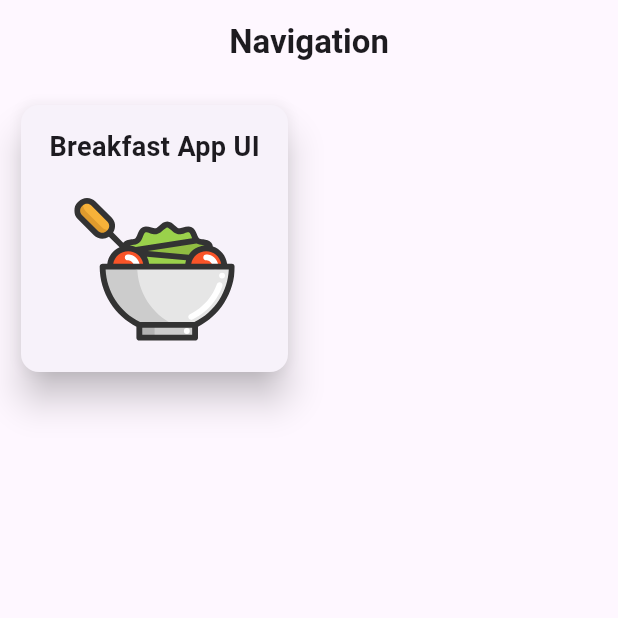
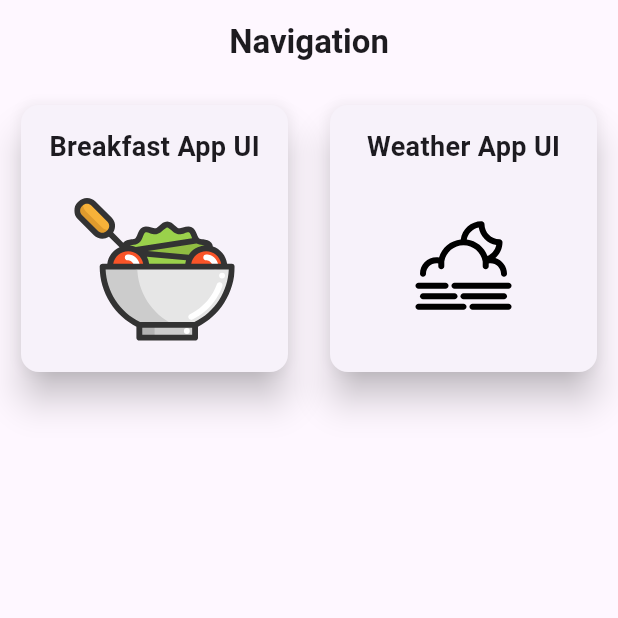
Before and after one commit to NotHLee/flutter_learning_app, a Flutter app: the HomePage screen opened by its route, after a tap on an icon or button, on a phone screen of 412 x 824 dp, the top half of it. Run offline on Flutter 3.47's test engine with Material 3 defaults, Android fonts, the phone set to English and light mode, and no system bars; our stand-ins replace flutter_svg.

```diff
--- a/assets/navigation_routes.json
+++ b/assets/navigation_routes.json
@@ -4,6 +4,11 @@
             "name": "Breakfast App UI",
             "iconPath": "assets/icons/salad.svg",
             "navigationRoute": "/homepage"
+        },
+        {
+            "name": "Weather App UI",
+            "iconPath": "assets/icons/weather.svg",
+            "navigationRoute" : "/weather"
         }
     ]
 }
--- a/lib/main.dart
+++ b/lib/main.dart
@@ -1,5 +1,6 @@
 import 'package:flutter/material.dart';
 import 'package:flutter_todo_list_app/pages/navigation.dart';
+import 'package:flutter_todo_list_app/pages/weather.dart';
 import 'package:flutter_todo_list_app/providers/diet_provider.dart';
 import 'package:flutter_todo_list_app/providers/navigation_provider.dart';
 import 'package:provider/provider.dart';
@@ -29,6 +30,7 @@ class MyApp extends StatelessWidget {
       routes: {
         '/navigation': (context) => NavigationPage(),
         '/homepage': (context) => HomePage(),
+        '/weather': (context) => WeatherPage(),
       },
     );
   }
--- a/lib/pages/home.dart
+++ b/lib/pages/home.dart
@@ -29,7 +29,7 @@ class _HomePageState extends State<HomePage> {
 
     return Scaffold(
       backgroundColor: Colors.white,
-      appBar: CustomAppBar(), // Use the new widget
+      appBar: CustomAppBar(title: "Breakfast",),
       body: SingleChildScrollView(
         child: Column(
           children: [
--- a/lib/pages/navigation.dart
+++ b/lib/pages/navigation.dart
@@ -2,7 +2,6 @@ import 'package:flutter/material.dart';
 import 'package:flutter_svg/flutter_svg.dart';
 import 'package:flutter_todo_list_app/models/navigation_model.dart';
 import 'package:flutter_todo_list_app/providers/navigation_provider.dart';
-import 'package:flutter_todo_list_app/widgets/app_bar.dart';
 import 'package:provider/provider.dart';
 
 class NavigationPage extends StatefulWidget {
@@ -44,7 +43,6 @@ class _NavigationPageState extends State<NavigationPage> {
             return GridView.count (
               crossAxisCount: 2,
               children: routes
-              .where((route) => route.iconPath != null && route.iconPath!.isNotEmpty)
               .map((route) {
                 return NavigationGridTile(
                   iconPath: route.iconPath!,
@@ -88,7 +86,7 @@ class NavigationGridTile extends StatelessWidget {
                   Padding(
                     padding: const EdgeInsets.only(top: 15, bottom: 15),
                     child: Text(
-                      "Breakfast App UI",
+                      name,
                       style: TextStyle(
                         fontWeight: FontWeight.w600,
                         fontSize: 18
@@ -98,7 +96,7 @@ class NavigationGridTile extends StatelessWidget {
                   Expanded(child:
                     Padding(
                       padding: EdgeInsets.only(bottom: 15, left: 15, right: 15),
-                      child: SvgPicture.asset('assets/icons/salad.svg'),
+                      child: SvgPicture.asset(iconPath),
                       )
                   )
                 ],
--- a/lib/widgets/app_bar.dart
+++ b/lib/widgets/app_bar.dart
@@ -1,15 +1,23 @@
+// FILE: custom_app_bar.dart
 import 'package:flutter/material.dart';
 import 'package:flutter_svg/flutter_svg.dart';
 
 class CustomAppBar extends StatelessWidget implements PreferredSizeWidget {
-  const CustomAppBar({super.key});
+  final String title;
+  final List<Widget>? actions;
+
+  const CustomAppBar({
+    super.key,
+    required this.title,
+    this.actions,
+  });
 
   @override
   Widget build(BuildContext context) {
     return AppBar(
       backgroundColor: Colors.white,
       title: Text(
-        'Breakfast',
+        title,
         style: TextStyle(
           fontWeight: FontWeight.w800,
         ),
@@ -24,20 +32,7 @@ class CustomAppBar extends StatelessWidget implements PreferredSizeWidget {
           ),
         ),
       ),
-      actions: [
-        GestureDetector(
-          onTap: () => print("dots"),
-          child: Container(
-            margin: EdgeInsets.all(10),
-            alignment: Alignment.center,
-            child: SvgPicture.asset(
-              'assets/icons/dots.svg',
-              height: 20,
-              width: 20,
-            ),
-          ),
-        ),
-      ],
+      actions: actions,
     );
   }
 
--- a/pubspec.yaml
+++ b/pubspec.yaml
@@ -37,6 +37,7 @@ dependencies:
   # Use with the CupertinoIcons class for iOS style icons.
   cupertino_icons: ^1.0.8
   flutter_svg: ^2.0.16
+  http: ^1.2.2
 
 dev_dependencies:
   flutter_test:
```
Also changed, not shown: pubspec.lock.
